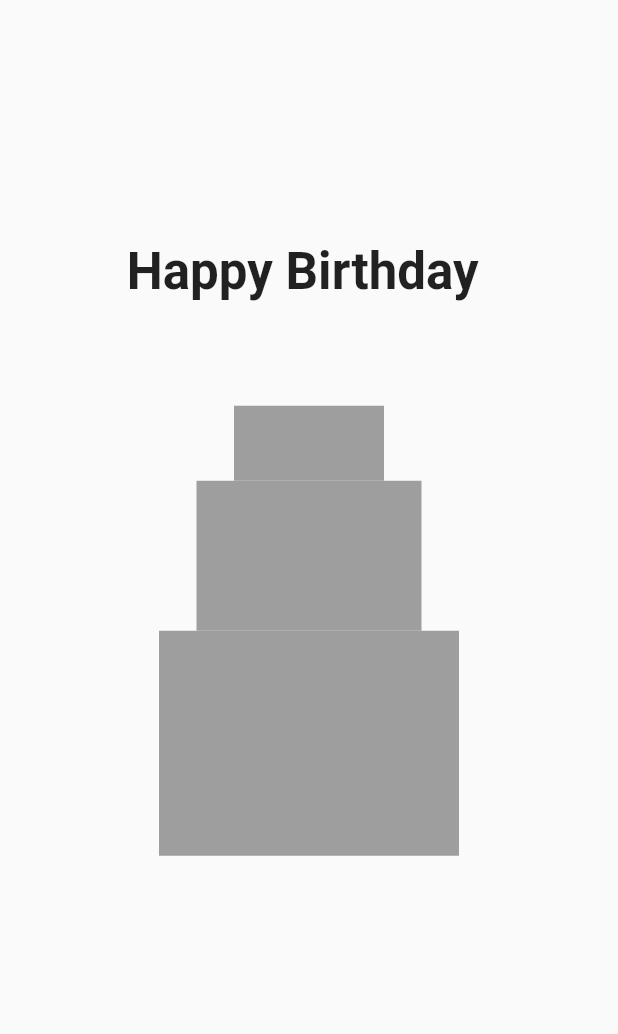
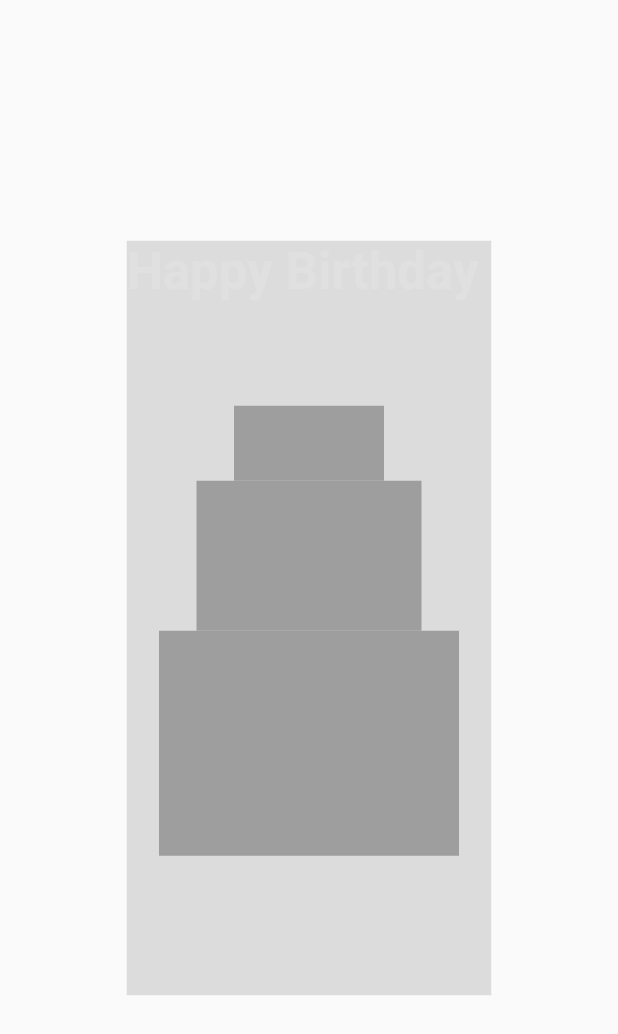
Before and after one commit to Nobita-17/happybirthdayApp, a Flutter app: the screen it shows after launch, after a tap on "Start", after a tap on "Next", after a tap on "Continue", on a phone screen of 412 x 824 dp. Shown: the top 1034 px of the screen. Run offline on Flutter 3.47's test engine with Material 2 defaults, Android fonts, the phone set to English and light mode, and no system bars; our stand-ins replace audioplayers, confetti; missing offline and left inert: dart:ui_web.

Commit message:
chnage the outout screen made someUi chnges

```diff
--- a/lib/output.dart
+++ b/lib/output.dart
@@ -46,13 +46,16 @@ class _FinalScreenState extends State<FinalScreen> {
       body: Center(
         child: Container(
           // child: Text('${widget.color1},${widget.color2},${widget.color3}'),
+          decoration: BoxDecoration(
+            color: Colors.black12
+          ),
           child: Column(
             crossAxisAlignment: CrossAxisAlignment.center,
             mainAxisSize: MainAxisSize.min,
             children: [
               Text(
                 "Happy Birthday ${widget.userName}",
-                style: const TextStyle(fontSize: 34, fontWeight: FontWeight.bold),
+                style: const TextStyle(fontSize: 34, fontWeight: FontWeight.bold,color: Colors.white10),
               ),
               ConfettiWidget(
                 confettiController: _controller,
@@ -88,7 +91,7 @@ class _FinalScreenState extends State<FinalScreen> {
               SizedBox(height: 70),
               Text(
                 " ${widget.birthdayMessage}",
-                style: const TextStyle(fontSize: 20),
+                style: const TextStyle(fontSize: 20,color: Colors.white),
               ),
             ],
           ),
```
